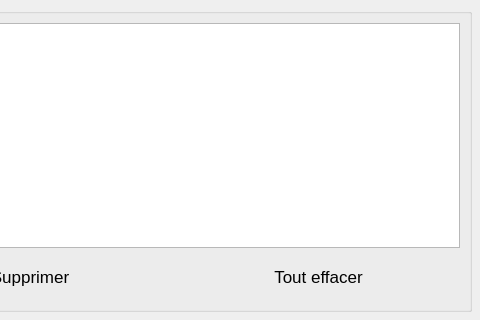
Above: WifiTransferWidget.ui from Eliasgnd/Eau-couper_by_AE before the change; both pictures show x 420 to 900 and y 300 to 620 of the 900 by 620 pixel window. Below: the same form after it.
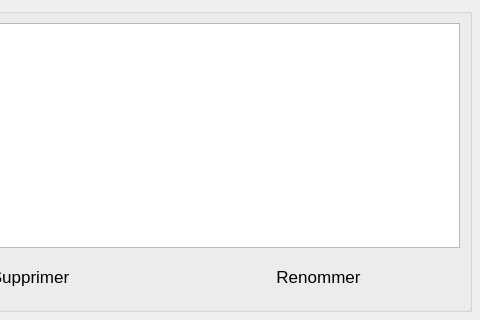
That is the form after the change.

Commit message: Replace clear-all button with rename feature

```diff
--- a/WifiTransferWidget.ui
+++ b/WifiTransferWidget.ui
@@ -209,7 +209,7 @@
         <item>
          <widget class="QPushButton" name="clearAllButton">
           <property name="text">
-           <string>Tout effacer</string>
+          <string>Renommer</string>
           </property>
          </widget>
         </item>
```
Left out of the diff: 2 changed lines with no effect on the pictures. Lines whose indentation alone changed are shown as unchanged. The commit also changes 1 other file.
